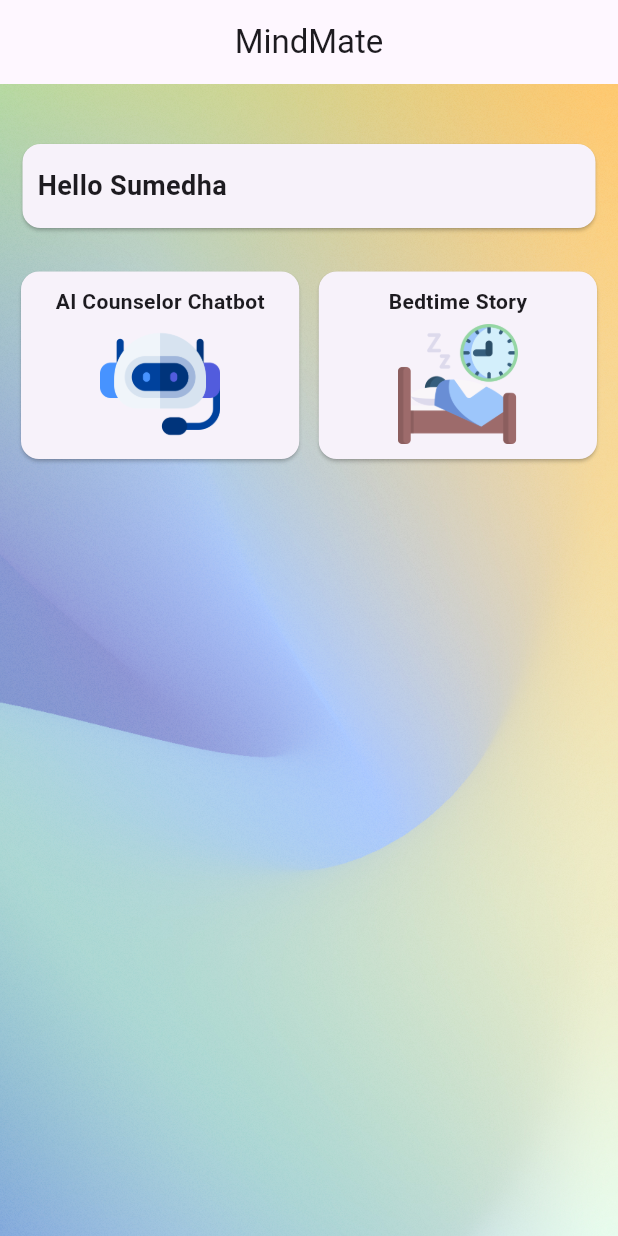
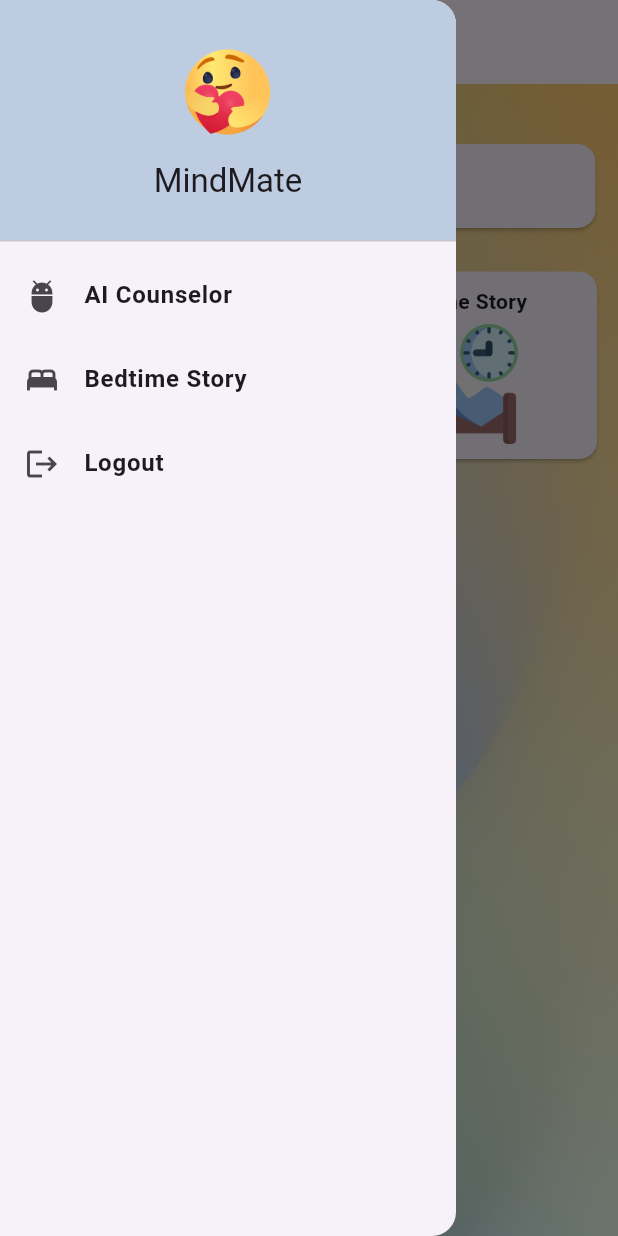
Before and after one commit to SumedhaEndar/ai_mental_health_chatbot, a Flutter app: the screen it shows after launch, with the side drawer open (before the commit the screen has no drawer), on a phone screen of 412 x 824 dp. Run offline on Flutter 3.47's test engine with Material 3 defaults, Android fonts, the phone set to English and light mode, and no system bars.

Commit message:
update Sidebar UI

```diff
--- a/lib/screens/home/home.dart
+++ b/lib/screens/home/home.dart
@@ -12,6 +12,68 @@ class Home extends StatelessWidget {
       appBar: AppBar(
         title: const StyledTitle('MindMate'),
         centerTitle: true,
+        leading: Builder(
+            builder: (context){
+              return IconButton(
+                  icon: const Icon(Icons.menu),
+                  onPressed: (){
+                    Scaffold.of(context).openDrawer();
+                  },
+              );
+            }
+        ),
+      ),
+      drawer: Drawer(
+        child: ListView(
+          padding: EdgeInsets.zero,
+          children: [
+            DrawerHeader(
+                decoration: const BoxDecoration(
+                  color: Color.fromRGBO(189, 204, 225, 1),
+                ),
+              child: Column(
+                children: [
+                  Flexible(
+                    flex: 2, // Adjust flex to control space distribution
+                    child: Image.asset('assets/img/care.png'),
+                  ),
+                  const Flexible(
+                    flex: 1,
+                    child: StyledTitle('MindMate'), // This assumes StyledTitle is a text widget
+                  ),
+
+                ],
+              ),
+            ),
+            ListTile(
+              leading: const Icon(Icons.adb),
+              title: const StyledLabel('AI Counselor'),
+              onTap: (){
+                Navigator.push(
+                  context,
+                  MaterialPageRoute(builder: (context)=> const Chatbot()),
+                );
+              },
+            ),
+            ListTile(
+              leading: const Icon(Icons.bed),
+              title: const StyledLabel('Bedtime Story'),
+              onTap: (){
+                Navigator.push(
+                  context,
+                  MaterialPageRoute(builder: (context)=> const Bedtime()),
+                );
+              },
+            ),
+            ListTile(
+              leading: const Icon(Icons.logout),
+              title: const StyledLabel('Logout'),
+              onTap: (){
+                // logout logic
+              },
+            )
+          ],
+        ),
       ),
       body: Container(
         width: double.infinity,
@@ -29,7 +91,7 @@ class Home extends StatelessWidget {
               margin: const EdgeInsets.symmetric(horizontal: 15),
               child: Container(
                   width: double.infinity,
-                  padding: const EdgeInsets.symmetric(horizontal: 10, vertical: 15),
+                  padding: const EdgeInsets.symmetric(horizontal: 15, vertical: 15),
                   child: const StyledName("Hello Sumedha"),
               ),
             ),
@@ -52,7 +114,7 @@ class Home extends StatelessWidget {
                             padding: const EdgeInsets.all(10),
                             child: Column(
                               children: [
-                                const StyledLabel("AI Counselor Chatbot"),
+                                const StyledLabel("AI Counselor"),
                                 const SizedBox(height: 5),
                                 Image.asset('assets/img/chatbot.png', width: 80,),
                               ],
--- a/pubspec.yaml
+++ b/pubspec.yaml
@@ -63,6 +63,7 @@ flutter:
      - assets/img/wallpaper.jpg
      - assets/img/chatbot.png
      - assets/img/sleep.png
+     - assets/img/care.png
 
   # An image asset can refer to one or more resolution-specific "variants", see
   # https://flutter.dev/to/resolution-aware-images
```
Also changed, not shown: assets/img/care.png (added).
